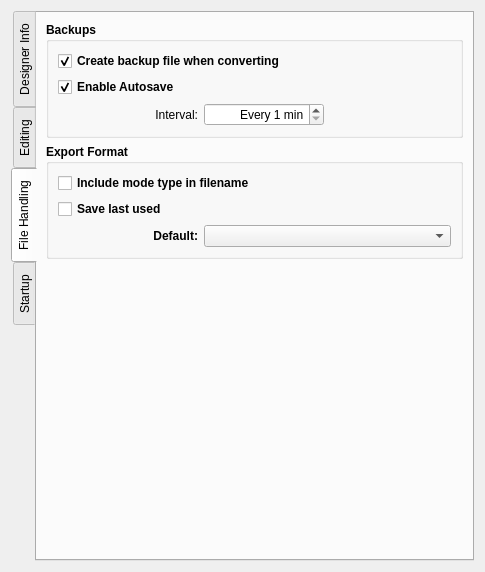
This is src/app/seamly2d/dialogs/configpages/preferencesconfigurationpage.ui in FashionFreedom/Seamly2D as Qt 5 draws it before an edit. The edited form follows.
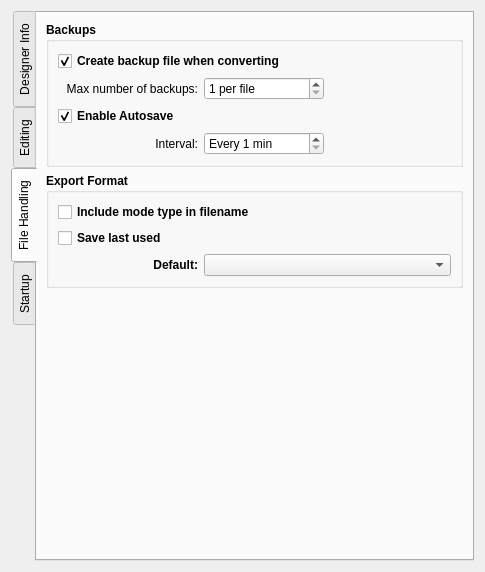
This is the edited form. The open tabs and pages were chosen to show the change. Custom widgets are drawn as their Qt base class.

```diff
--- a/src/app/seamly2d/dialogs/configpages/preferencesconfigurationpage.ui
+++ b/src/app/seamly2d/dialogs/configpages/preferencesconfigurationpage.ui
@@ -1010,6 +1010,76 @@
             </property>
            </widget>
           </item>
+          <item>
+           <layout class="QHBoxLayout" name="horizontalLayout_2">
+            <item>
+             <widget class="QLabel" name="maxBackusp_Label">
+              <property name="minimumSize">
+               <size>
+                <width>140</width>
+                <height>0</height>
+               </size>
+              </property>
+              <property name="font">
+               <font>
+                <pointsize>9</pointsize>
+                <bold>false</bold>
+               </font>
+              </property>
+              <property name="text">
+               <string>Max number of backups:</string>
+              </property>
+              <property name="alignment">
+               <set>Qt::AlignRight|Qt::AlignTrailing|Qt::AlignVCenter</set>
+              </property>
+             </widget>
+            </item>
+            <item>
+             <widget class="QSpinBox" name="maxBackusp_SpinBox">
+              <property name="minimumSize">
+               <size>
+                <width>120</width>
+                <height>0</height>
+               </size>
+              </property>
+              <property name="maximumSize">
+               <size>
+                <width>16777215</width>
+                <height>16777215</height>
+               </size>
+              </property>
+              <property name="font">
+               <font>
+                <pointsize>9</pointsize>
+                <bold>false</bold>
+               </font>
+              </property>
+              <property name="suffix">
+               <string> per file</string>
+              </property>
+              <property name="minimum">
+               <number>1</number>
+              </property>
+              <property name="maximum">
+               <number>10</number>
+              </property>
+             </widget>
+            </item>
+            <item>
+             <spacer name="horizontalSpacer">
+              <property name="orientation">
+               <enum>Qt::Horizontal</enum>
+              </property>
+              <property name="sizeHint" stdset="0">
+               <size>
+                <width>40</width>
+                <height>20</height>
+               </size>
+              </property>
+             </spacer>
+            </item>
+           </layout>
+          </item>
           <item>
            <widget class="QCheckBox" name="autoSave_CheckBox">
             <property name="text">
@@ -1024,6 +1094,12 @@
            <layout class="QHBoxLayout" name="interval_HorizontalLayout">
             <item>
              <widget class="QLabel" name="interval_Label">
+              <property name="sizePolicy">
+               <sizepolicy hsizetype="MinimumExpanding" vsizetype="Preferred">
+                <horstretch>0</horstretch>
+                <verstretch>0</verstretch>
+               </sizepolicy>
+              </property>
               <property name="minimumSize">
                <size>
                 <width>140</width>
@@ -1068,7 +1144,7 @@
                <string notr="true"/>
               </property>
               <property name="alignment">
-               <set>Qt::AlignRight|Qt::AlignTrailing|Qt::AlignVCenter</set>
+               <set>Qt::AlignLeading|Qt::AlignLeft|Qt::AlignVCenter</set>
               </property>
               <property name="suffix">
                <string> min</string>
```
Left out of the diff: 6 changed lines with no effect on the pictures.
